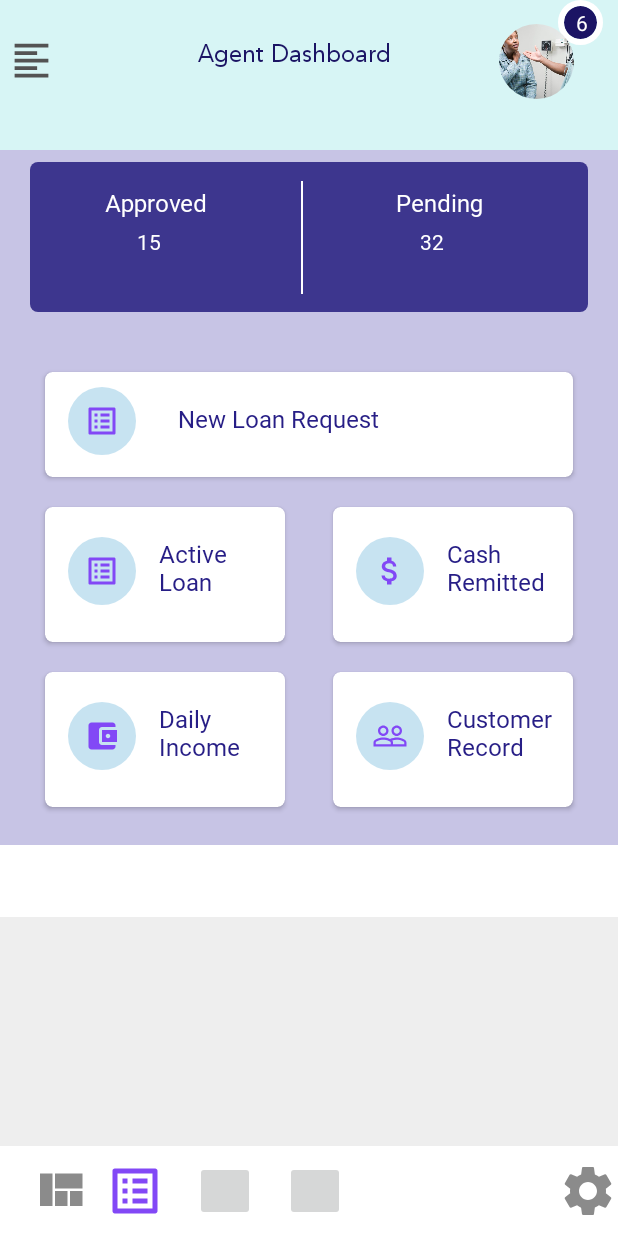
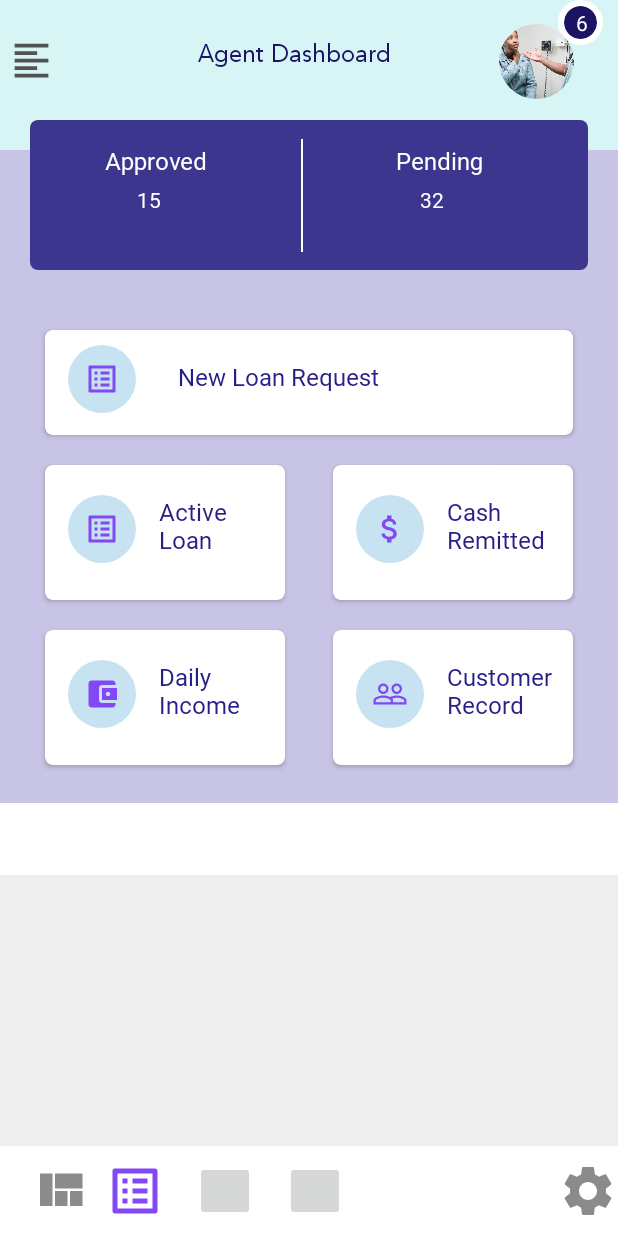
Before and after one commit to kunledarams2/CyberPayLoanDemo, an Android app: the screen it shows after launch (MainActivity), on a phone screen of 412 x 824 dp. Run offline under Robolectric (Android 15) with nearby library versions, the phone set to English and light mode, and no system bars; our stand-ins replace CircleImageView.

Commit message:
second push

```diff
--- a/app/src/main/res/layout/activity_main.xml
+++ b/app/src/main/res/layout/activity_main.xml
@@ -84,7 +84,7 @@
        android:layout_width="match_parent"
        android:layout_height="100dp"
        android:layout_marginStart="20dp"
-       android:layout_marginTop="108dp"
+       android:layout_marginTop="80dp"
        android:layout_marginEnd="20dp"
        android:background="@drawable/box_sub_header"
        app:layout_constraintEnd_toEndOf="parent"
```
